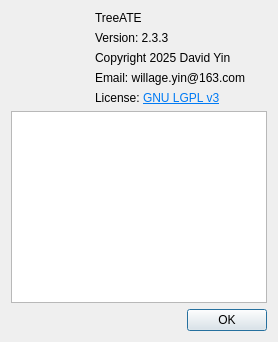
WilliamYinwei/TreeATE, file Src/TreeATE/aboutdialog.ui: the form before one commit.
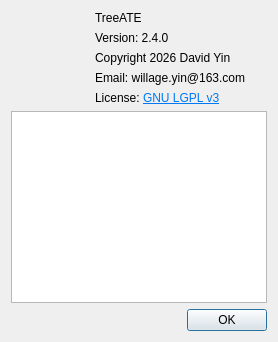
The form after the commit. Icons and pictures are not drawn.

```diff
--- a/Src/TreeATE/aboutdialog.ui
+++ b/Src/TreeATE/aboutdialog.ui
@@ -7,7 +7,7 @@
     <x>0</x>
     <y>0</y>
     <width>274</width>
-    <height>365</height>
+    <height>374</height>
    </rect>
   </property>
   <property name="sizePolicy">
@@ -68,14 +68,14 @@
        <item>
         <widget class="QLabel" name="label_3">
          <property name="text">
-          <string notr="true">Version: 2.3.3</string>
+          <string notr="true">Version: 2.4.0</string>
          </property>
         </widget>
        </item>
        <item>
         <widget class="QLabel" name="label_4">
          <property name="text">
-          <string>Copyright 2025 David Yin</string>
+          <string>Copyright 2026 David Yin</string>
          </property>
         </widget>
        </item>
```
Left out of the diff: 6 changed lines with no effect on the pictures.
